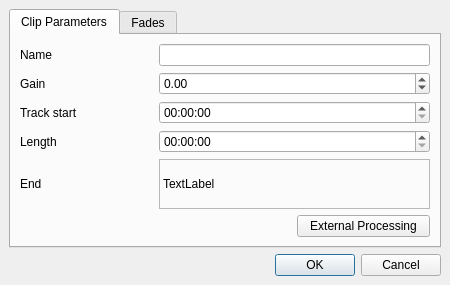
Old version of the form src/traverso/ui/AudioClipEditWidget.ui in the repository ErwanLegrand/Traverso-DAW.
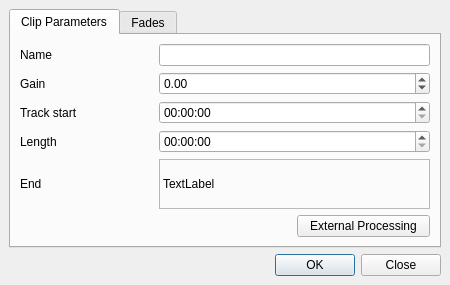
New version of the form.

Commit message: change cancel button to close, cancel support is not there yet

Diff of the .ui file:
```diff
--- a/src/traverso/ui/AudioClipEditWidget.ui
+++ b/src/traverso/ui/AudioClipEditWidget.ui
@@ -336,7 +336,7 @@
       <enum>Qt::Horizontal</enum>
      </property>
      <property name="standardButtons" >
-      <set>QDialogButtonBox::Cancel|QDialogButtonBox::NoButton|QDialogButtonBox::Ok</set>
+      <set>QDialogButtonBox::Close|QDialogButtonBox::NoButton|QDialogButtonBox::Ok</set>
      </property>
     </widget>
    </item>
```
